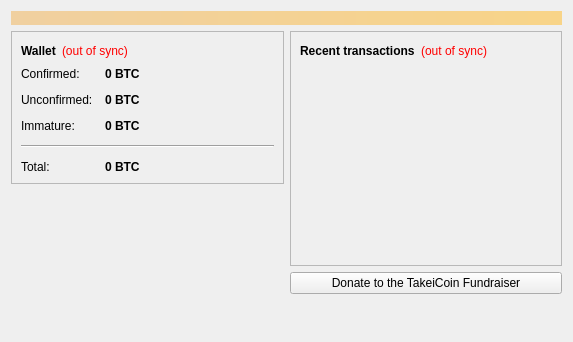
Before: the Qt Designer form src/qt/forms/overviewpage.ui in takeicoin/takeicoin, drawn with Qt 5.
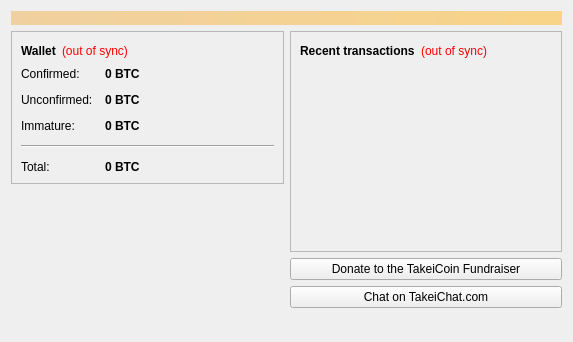
After: the same form once the commit is applied. Icons and pictures are not drawn.

Commit message: Add chat link

```diff
--- a/src/qt/forms/overviewpage.ui
+++ b/src/qt/forms/overviewpage.ui
@@ -330,6 +330,13 @@
          </property>
         </widget>
        </item>
+       <item>
+        <widget class="QPushButton" name="pushButtonChat">
+         <property name="text">
+          <string>Chat on TakeiChat.com</string>
+         </property>
+        </widget>
+       </item>	   
        <item>
         <spacer name="verticalSpacer_2">
          <property name="orientation">
```
The commit also changes 3 other files.
